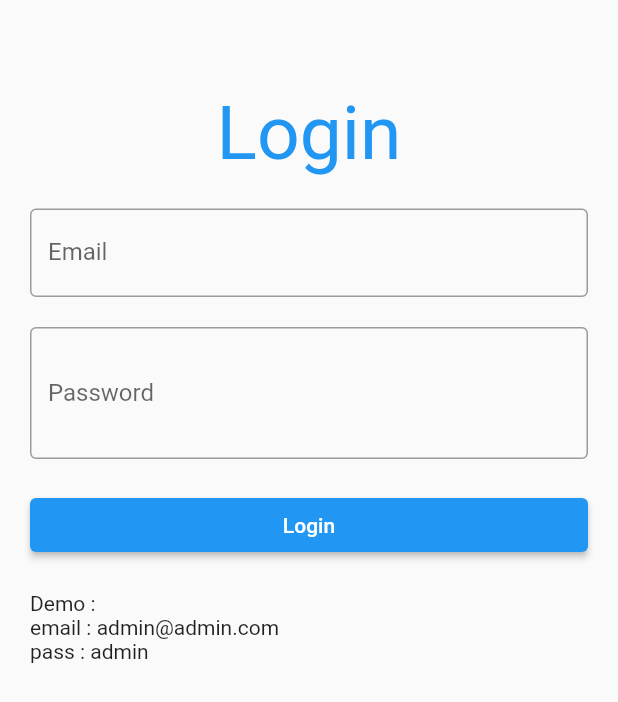
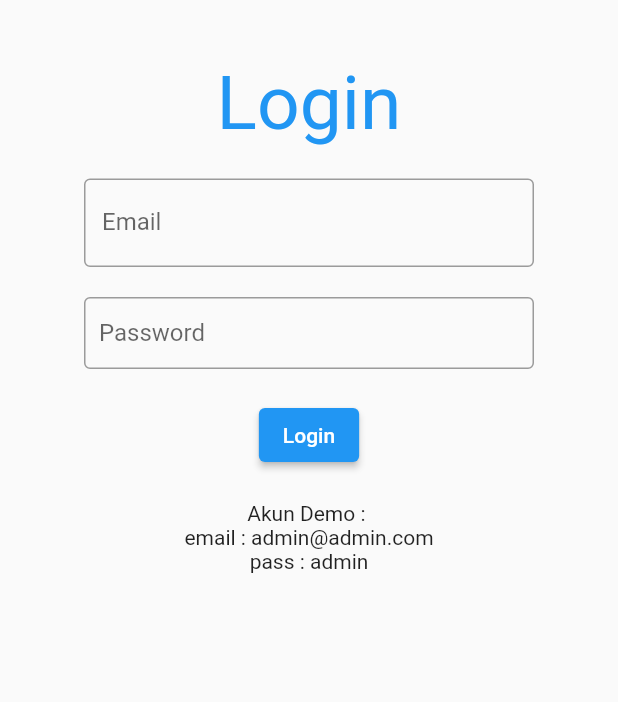
Before and after one commit to ugikpoenya/Flutter-Master-Web-App, a Flutter app: the screen it shows after launch, on a phone screen of 412 x 824 dp. Shown: the top 702 px of the screen. Run offline on Flutter 3.47's test engine with Material 2 defaults, Android fonts, the phone set to English and light mode, and no system bars; our stand-ins replace dropdown_search, get, get_storage; missing offline and left inert: side_navigation.

Commit message:
Update view login

```diff
--- a/lib/app/modules/login/views/login_view.dart
+++ b/lib/app/modules/login/views/login_view.dart
@@ -9,8 +9,10 @@ class LoginView extends GetView<LoginController> {
   @override
   Widget build(BuildContext context) {
     return Scaffold(
-      body: ListView(
-        padding: EdgeInsets.all(20),
+      body: Center(
+        child: Container(
+          width: 300,
+          child: Column(
             children: [
               SizedBox(height: 40),
               Center(
@@ -46,6 +48,10 @@ class LoginView extends GetView<LoginController> {
                         Icons.remove_red_eye,
                       ),
                     ),
+                    contentPadding: EdgeInsets.symmetric(
+                      vertical: 0,
+                      horizontal: 10,
+                    ),
                   ),
                 ),
               ),
@@ -57,15 +63,19 @@ class LoginView extends GetView<LoginController> {
                       }
                     },
                     child: Text(
-                  controller.isLoginLoading.isFalse ? "Login" : "Loading...",
+                      controller.isLoginLoading.isFalse
+                          ? "Login"
+                          : "Loading...",
                     ),
                   )),
               SizedBox(height: 20),
-          Text("Demo : "),
+              Text("Akun Demo : "),
               Text("email : admin@admin.com"),
               Text("pass : admin"),
             ],
           ),
+        ),
+      ),
     );
   }
 }
```
Lines whose indentation alone changed are shown as unchanged.
